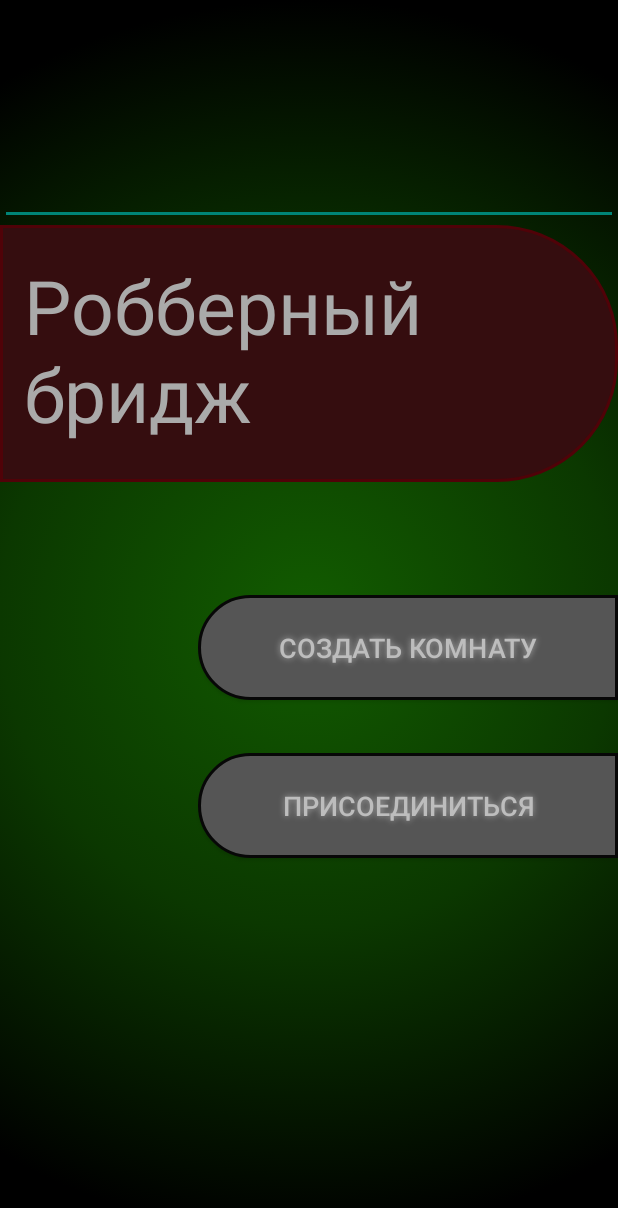
After one commit to nickkkcc/Bridge-game, an Android app: the MenuActivity screen opened directly, with no data from a screen before it, on a phone screen of 412 x 824 dp. The commit adds this screen. Shown: the top 1208 px of the screen. Run offline under Robolectric (Android 15) with nearby library versions, the phone set to English and light mode, and no system bars.

Commit message:
Add main menu

```diff
--- a/Bridge-android/app/src/main/AndroidManifest.xml
+++ b/Bridge-android/app/src/main/AndroidManifest.xml
@@ -9,43 +9,45 @@
         android:roundIcon="@mipmap/ic_launcher_round"
         android:supportsRtl="true"
         android:theme="@style/Theme.BridgeAndroid">
-<!--        <activity-->
-<!--            android:name=".ui.login.LoginActivity"-->
-<!--            android:configChanges="orientation|keyboardHidden|screenSize"-->
-<!--            android:label="@string/title_activity_login"-->
-<!--            android:screenOrientation="portrait"-->
-<!--            android:theme="@style/Theme.BridgeAndroid.FullscreenGameNoActionBar"-->
-<!--            />-->
+        <activity
+            android:name=".MenuActivity"
+            android:theme="@style/Theme.BridgeAndroid.FullscreenGameNoActionBar"
+            android:exported="false">
+            <meta-data
+                android:name="android.app.lib_name"
+                android:value="" />
+        </activity>
+
         <activity
             android:name=".ui.login.LoginActivity"
             android:configChanges="orientation|keyboardHidden|screenSize"
             android:label="@string/title_activity_login"
             android:screenOrientation="portrait"
-            android:theme="@style/Theme.BridgeAndroid.FullscreenGameNoActionBar">
+            android:theme="@style/Theme.BridgeAndroid.FullscreenGameNoActionBar"
+            android:exported="true">
             <intent-filter>
                 <action android:name="android.intent.action.MAIN" />
 
                 <category android:name="android.intent.category.LAUNCHER" />
             </intent-filter>
-        </activity>
-<!--        <activity-->
-<!--            android:name=".AuthorizationActivity"-->
-<!--            android:configChanges="orientation|keyboardHidden|screenSize"-->
-<!--            android:label="@string/app_name"-->
-<!--            android:screenOrientation="portrait"-->
-<!--            android:theme="@style/Theme.BridgeAndroid.FullscreenGameNoActionBar">-->
-<!--            <intent-filter>-->
-<!--                <action android:name="android.intent.action.MAIN" />-->
-
-<!--                <category android:name="android.intent.category.LAUNCHER" />-->
-<!--            </intent-filter>-->
-<!--        </activity>-->
+        </activity> <!-- <activity -->
+        <!-- android:name=".AuthorizationActivity" -->
+        <!-- android:configChanges="orientation|keyboardHidden|screenSize" -->
+        <!-- android:label="@string/app_name" -->
+        <!-- android:screenOrientation="portrait" -->
+        <!-- android:theme="@style/Theme.BridgeAndroid.FullscreenGameNoActionBar"> -->
+        <!-- <intent-filter> -->
+        <!-- <action android:name="android.intent.action.MAIN" /> -->
+        <!-- <category android:name="android.intent.category.LAUNCHER" /> -->
+        <!-- </intent-filter> -->
+        <!-- </activity> -->
         <activity
             android:name=".GameActivity"
             android:configChanges="orientation|keyboardHidden|screenSize"
             android:label="@string/app_name"
             android:screenOrientation="sensorLandscape"
-            android:theme="@style/Theme.BridgeAndroid.FullscreenGameNoActionBar">
+            android:theme="@style/Theme.BridgeAndroid.FullscreenGameNoActionBar"
+            android:exported="true">
             <intent-filter>
                 <category android:name="android.intent.category.LAUNCHER" />
             </intent-filter>
--- /dev/null
+++ b/Bridge-android/app/src/main/java/ru/poly/bridgeandroid/MenuActivity.java
@@ -0,0 +1,29 @@
+package ru.poly.bridgeandroid;
+
+import androidx.appcompat.app.AppCompatActivity;
+
+import android.content.Intent;
+import android.os.Bundle;
+import android.view.View;
+import android.widget.Button;
+
+public class MenuActivity extends AppCompatActivity {
+
+    @Override
+    protected void onCreate(Bundle savedInstanceState) {
+        super.onCreate(savedInstanceState);
+        setContentView(R.layout.activity_menu);
+
+        final Button create_game_btn = findViewById(R.id.create_btn);
+        final Button join_game_btn = findViewById(R.id.join_btn);
+
+        create_game_btn.setOnClickListener(new View.OnClickListener() {
+            @Override
+            public void onClick(View v) {
+                Intent intent = new Intent(MenuActivity.this, GameActivity.class);
+                startActivity(intent);
+                finish();
+            }
+        });
+    }
+}
--- a/Bridge-android/app/src/main/java/ru/poly/bridgeandroid/ui/login/LoginActivity.java
+++ b/Bridge-android/app/src/main/java/ru/poly/bridgeandroid/ui/login/LoginActivity.java
@@ -27,6 +27,7 @@ import android.widget.TextView;
 import android.widget.Toast;
 
 import ru.poly.bridgeandroid.GameActivity;
+import ru.poly.bridgeandroid.MenuActivity;
 import ru.poly.bridgeandroid.R;
 import ru.poly.bridgeandroid.ui.login.LoginViewModel;
 import ru.poly.bridgeandroid.ui.login.LoginViewModelFactory;
@@ -121,7 +122,7 @@ public class LoginActivity extends AppCompatActivity {
 //                loginViewModel.login(usernameEditText.getText().toString(),
 //                        passwordEditText.getText().toString());
 
-                Intent intent = new Intent(LoginActivity.this, GameActivity.class);
+                Intent intent = new Intent(LoginActivity.this, MenuActivity.class);
                 startActivity(intent);
                 finish();
             }
--- /dev/null
+++ b/Bridge-android/app/src/main/res/drawable/back_theme.xml
@@ -0,0 +1,16 @@
+<?xml version="1.0" encoding="utf-8"?>
+<selector xmlns:android="http://schemas.android.com/apk/res/android">
+    <item>
+        <shape android:shape="rectangle">
+            <gradient
+                android:gradientRadius="100%"
+                android:centerX="50%"
+                android:centerY="50%"
+                android:centerColor="#0B3800"
+                android:startColor="#125C00"
+                android:endColor="#000000"
+                android:type="radial"
+                />
+        </shape>
+    </item>
+</selector>
--- /dev/null
+++ b/Bridge-android/app/src/main/res/drawable/button_style.xml
@@ -0,0 +1,7 @@
+<?xml version="1.0" encoding="utf-8"?>
+<shape xmlns:android="http://schemas.android.com/apk/res/android">
+    <solid android:color="#555555"/>
+    <corners android:bottomLeftRadius="100dp"
+        android:topLeftRadius="100dp"/>
+    <stroke android:width="2dp" android:color="#070707"/>
+</shape>
--- /dev/null
+++ b/Bridge-android/app/src/main/res/drawable/text_background.xml
@@ -0,0 +1,7 @@
+<?xml version="1.0" encoding="utf-8"?>
+<shape xmlns:android="http://schemas.android.com/apk/res/android">
+    <solid android:color="#350D0F"/>
+    <corners android:bottomRightRadius="80dp"
+        android:topRightRadius="80dp"/>
+    <stroke android:width="2dp" android:color="#500208"/>
+</shape>
--- /dev/null
+++ b/Bridge-android/app/src/main/res/layout/activity_menu.xml
@@ -0,0 +1,62 @@
+<LinearLayout xmlns:android="http://schemas.android.com/apk/res/android"
+    android:layout_width="match_parent"
+    android:layout_height="match_parent"
+    android:paddingLeft="0dp"
+    android:paddingRight="0dp"
+    android:background="@drawable/back_theme"
+    android:orientation="vertical" >
+
+    <EditText
+        android:layout_width="match_parent"
+        android:layout_height="150dp"/>
+
+    <EditText
+        android:layout_width="match_parent"
+        android:layout_height="wrap_content"
+        android:text="Робберный бридж"
+        android:textSize="50dp"
+        android:textColor="#aaaaaa"
+        android:paddingLeft="16dp"
+        android:paddingBottom="25dp"
+        android:paddingTop="20dp"
+        android:background="@drawable/text_background"
+        />
+    <LinearLayout
+        android:layout_width="match_parent"
+        android:layout_height="300dp"
+        android:paddingTop="75dp"
+        android:paddingBottom="40dp"
+        android:orientation="vertical" >
+
+        <Button
+            android:id="@+id/create_btn"
+            android:layout_gravity="right"
+            android:text="СОЗДАТЬ КОМНАТУ"
+            android:textColor="#BDBDBD"
+            android:textSize="18sp"
+            android:layout_width="280dp"
+            android:layout_height="70dp"
+            android:background="@drawable/button_style"
+            android:shadowColor="#A8A8A8"
+            android:shadowDx="0"
+            android:shadowDy="0"
+            android:shadowRadius="5"
+            android:layout_marginBottom="35dp"
+            />
+        <Button
+            android:id="@+id/join_btn"
+            android:layout_gravity="right"
+            android:text="ПРИСОЕДИНИТЬСЯ"
+            android:textColor="#BDBDBD"
+            android:textSize="18sp"
+            android:layout_width="280dp"
+            android:layout_height="70dp"
+            android:background="@drawable/button_style"
+            android:shadowColor="#A8A8A8"
+            android:shadowDx="0"
+            android:shadowDy="0"
+            android:shadowRadius="5"
+            />
+
+    </LinearLayout>
+</LinearLayout>
--- a/Bridge-android/app/src/main/res/values/themes.xml
+++ b/Bridge-android/app/src/main/res/values/themes.xml
@@ -2,7 +2,7 @@
     <!-- Base application theme. -->
     <style name="Theme.BridgeAndroid" parent="Theme.MaterialComponents.DayNight.DarkActionBar">
         <!-- Primary brand color. -->
-        <item name="colorPrimary">@color/purple_500</item>
+        <item name="colorPrimary">#31070A</item>
         <item name="colorPrimaryVariant">@color/purple_700</item>
         <item name="colorOnPrimary">@color/white</item>
         <!-- Secondary brand color. -->
```
